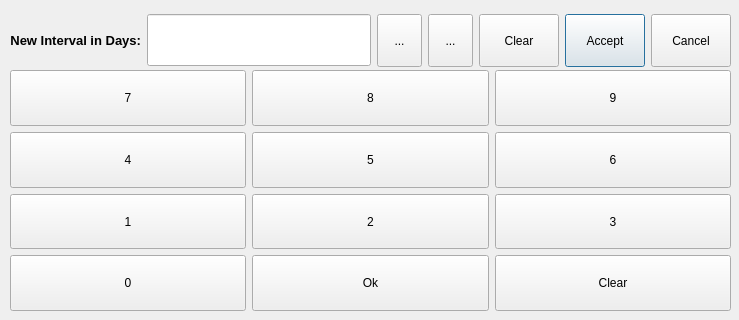
Qt form designer/reschedule.ui (ijgnd/anki__Extended_quick_reschedule_in_reviewer) before a commit.
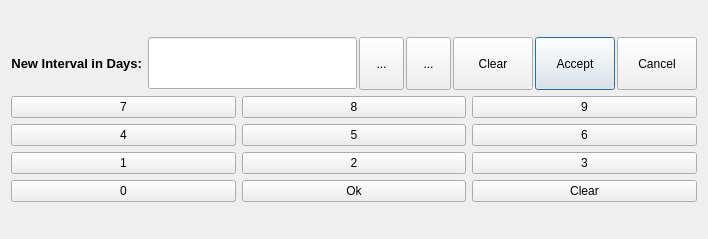
The same form after that commit.

Diff of the .ui file:
```diff
--- a/designer/reschedule.ui
+++ b/designer/reschedule.ui
@@ -9,8 +9,8 @@
    <rect>
     <x>0</x>
     <y>0</y>
-    <width>739</width>
-    <height>320</height>
+    <width>708</width>
+    <height>239</height>
    </rect>
   </property>
   <property name="sizePolicy">
@@ -22,16 +22,14 @@
   <property name="windowTitle">
    <string>Reschedule</string>
   </property>
-  <widget class="QWidget" name="horizontalLayoutWidget">
-   <property name="geometry">
-    <rect>
-     <x>10</x>
-     <y>10</y>
-     <width>721</width>
-     <height>61</height>
-    </rect>
-   </property>
+  <layout class="QGridLayout" name="gridLayout">
+   <item row="0" column="0">
+    <layout class="QVBoxLayout" name="verticalLayout">
+     <item>
    <layout class="QHBoxLayout" name="hL_top">
+       <property name="spacing">
+        <number>2</number>
+       </property>
     <item>
      <layout class="QHBoxLayout" name="hleft">
       <property name="spacing">
@@ -205,17 +203,9 @@
      </layout>
     </item>
    </layout>
-  </widget>
-  <widget class="QWidget" name="horizontalLayoutWidget_2">
-   <property name="geometry">
-    <rect>
-     <x>10</x>
-     <y>70</y>
-     <width>721</width>
-     <height>241</height>
-    </rect>
-   </property>
-   <layout class="QHBoxLayout" name="hL_lowerhalf">
+     </item>
+     <item>
+      <layout class="QHBoxLayout" name="hL_lowerhalf" stretch="0,0">
     <property name="spacing">
      <number>6</number>
     </property>
@@ -439,7 +429,10 @@
      </layout>
     </item>
    </layout>
-  </widget>
+     </item>
+    </layout>
+   </item>
+  </layout>
  </widget>
  <tabstops>
   <tabstop>pb_u_accept</tabstop>
```
Left out of the diff: 14 changed lines with no effect on the pictures. Lines whose indentation alone changed are shown as unchanged.
